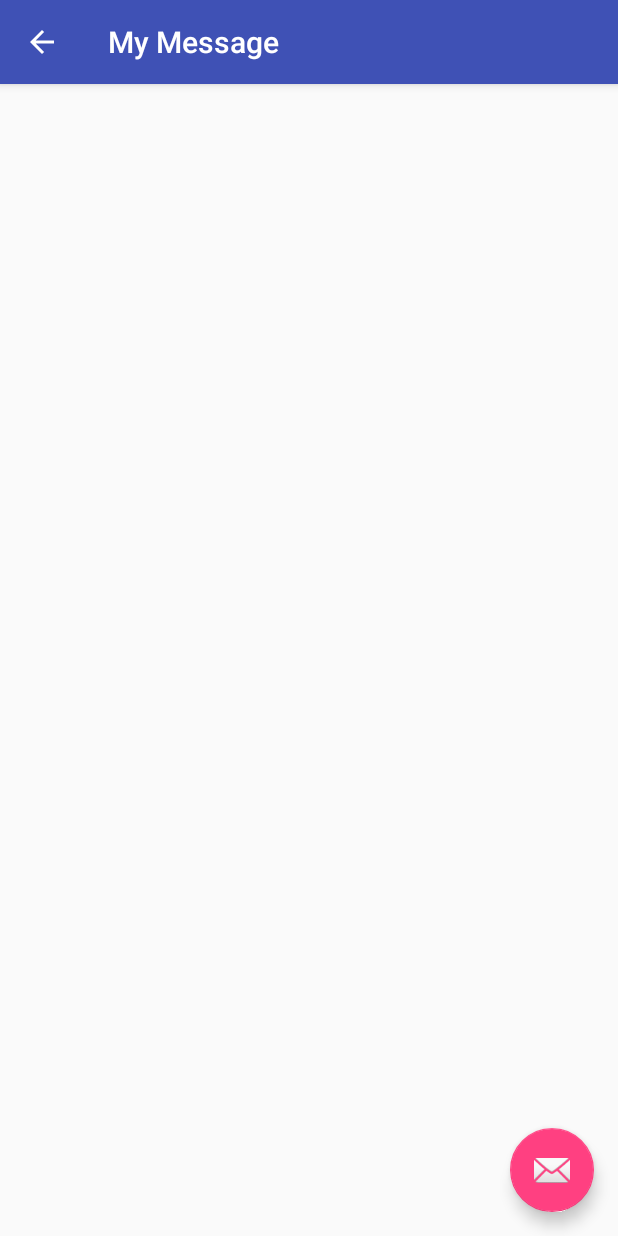
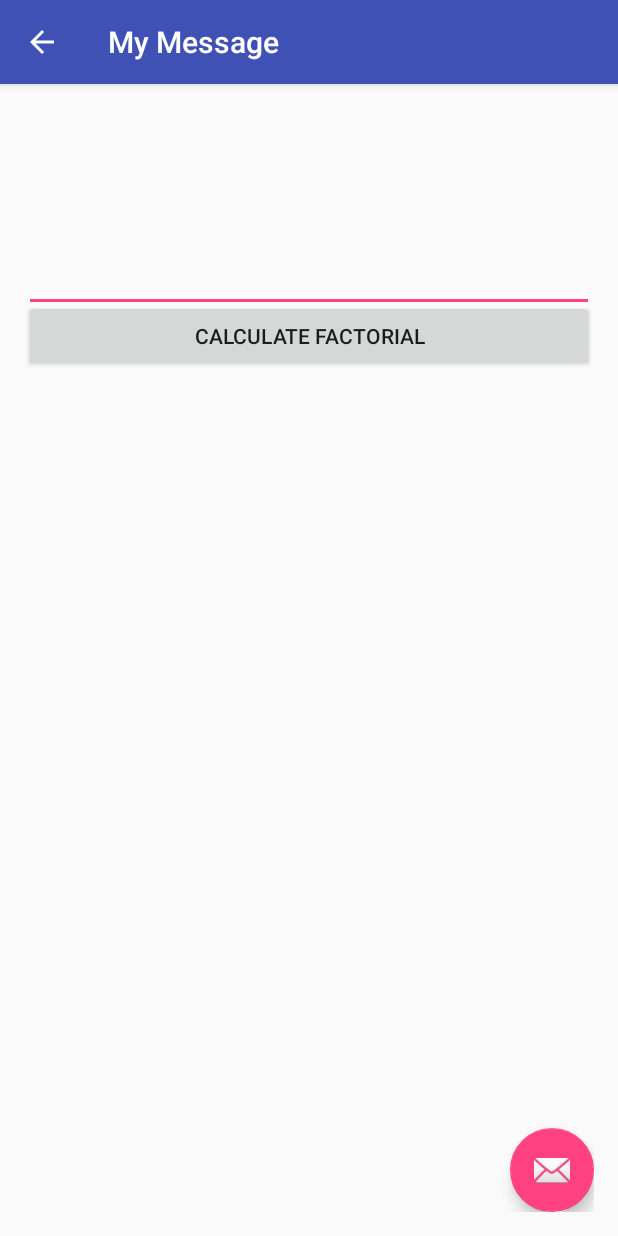
Before and after one commit to elzbietaZ/moppa, an Android app: the DisplayMessageActivity screen opened directly, with no data from a screen before it, on a phone screen of 412 x 824 dp. Run offline under Robolectric (Android 15) with nearby library versions, the phone set to English and light mode, and no system bars; 1 statement that could not run was skipped.

Commit message:
Small changes in Android part

```diff
--- a/MoPPA/app/src/main/java/com/radioactiveyak/android/moppa/MyActivity.java
+++ b/MoPPA/app/src/main/java/com/radioactiveyak/android/moppa/MyActivity.java
@@ -9,7 +9,6 @@ import android.view.View;
 import android.view.Menu;
 import android.view.MenuItem;
 import android.content.Intent;
-
 
 
 public class MyActivity extends AppCompatActivity {
--- a/MoPPA/app/src/main/res/layout/activity_display_message.xml
+++ b/MoPPA/app/src/main/res/layout/activity_display_message.xml
@@ -23,12 +23,4 @@
 
     <include layout="@layout/content_display_message" />
 
-    <android.support.design.widget.FloatingActionButton
-        android:id="@+id/fab"
-        android:layout_width="wrap_content"
-        android:layout_height="wrap_content"
-        android:layout_gravity="bottom|end"
-        android:layout_margin="@dimen/fab_margin"
-        android:src="@android:drawable/ic_dialog_email" />
-
 </android.support.design.widget.CoordinatorLayout>
--- a/MoPPA/app/src/main/res/layout/content_display_message.xml
+++ b/MoPPA/app/src/main/res/layout/content_display_message.xml
@@ -12,5 +12,40 @@
     tools:context="com.radioactiveyak.android.moppa.DisplayMessageActivity"
     tools:showIn="@layout/activity_display_message">
 
+    <android.support.design.widget.FloatingActionButton
+        android:id="@+id/fab"
+        android:layout_width="wrap_content"
+        android:layout_height="wrap_content"
+        android:layout_gravity="bottom|end"
+        android:src="@android:drawable/ic_dialog_email"
+        android:layout_alignParentBottom="true"
+        android:layout_alignParentRight="true"
+        android:layout_alignParentEnd="true" />
 
+
+    <Button
+        android:layout_width="wrap_content"
+        android:layout_height="wrap_content"
+        android:text="Calculate factorial"
+        android:id="@+id/caclFact"
+        android:layout_alignParentTop="true"
+        android:layout_marginTop="128dp"
+        android:layout_alignParentLeft="true"
+        android:layout_alignParentStart="true"
+        android:layout_alignParentRight="true"
+        android:layout_alignParentEnd="true"
+        android:onClick="calcFactorial"/>
+
+    <EditText
+        android:layout_width="wrap_content"
+        android:layout_height="wrap_content"
+        android:inputType="number"
+        android:ems="10"
+        android:id="@+id/editTextFactorial"
+        android:layout_alignBottom="@+id/caclFact"
+        android:layout_marginBottom="40dp"
+        android:layout_alignRight="@+id/caclFact"
+        android:layout_alignEnd="@+id/caclFact"
+        android:layout_alignParentLeft="true"
+        android:layout_alignParentStart="true" />
 </RelativeLayout>
```
Also changed, not shown: MoPPA/app/src/main/java/com/radioactiveyak/android/moppa/DisplayMessageActivity.java (+25 -3 lines).
